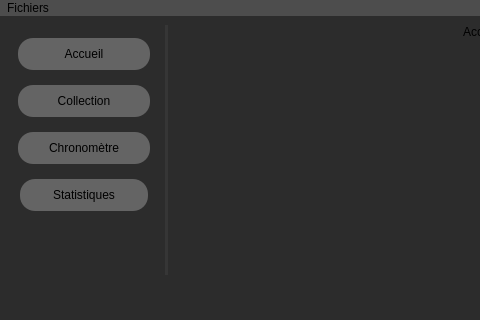
This is gui/MonkeyWindow.ui in COALA-sftwr/monkey-model-kits as Qt 5 draws it before an edit; both pictures show x 0 to 480 and y 0 to 320 of the 800 by 650 pixel window. The edited form follows.
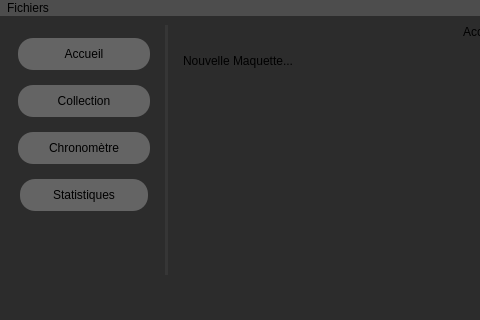
This is the edited form.

Commit message: {ref}[GUI]: Changed some GUI elements.

Diff of the .ui file:
```diff
--- a/gui/MonkeyWindow.ui
+++ b/gui/MonkeyWindow.ui
@@ -449,6 +449,13 @@
         </widget>
         <widget class="QWidget" name="CollectionPage">
          <layout class="QVBoxLayout" name="verticalLayout_7">
+          <item alignment="Qt::AlignLeft|Qt::AlignTop">
+           <widget class="QPushButton" name="newModelButton">
+            <property name="text">
+             <string>Nouvelle Maquette...</string>
+            </property>
+           </widget>
+          </item>
           <item>
            <layout class="QGridLayout" name="gridLayout"/>
           </item>
```
Left out of the diff: 11 changed lines with no effect on the pictures. The commit also changes 2 other files.
